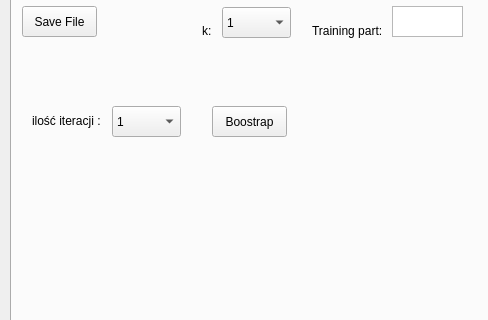
Old version of the form mainwindow.ui in the repository Flurrih/SMPDProj; both pictures show x 0 to 488 and y 97 to 417 of the 991 by 540 pixel window.
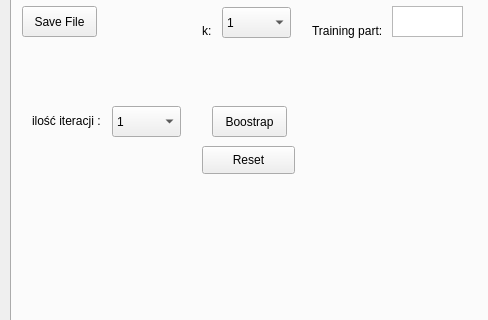
New version of the form. The open tabs and pages were chosen to show the change.

Diff of the .ui file:
```diff
--- a/mainwindow.ui
+++ b/mainwindow.ui
@@ -395,6 +395,19 @@
        <string>&lt;html&gt;&lt;head/&gt;&lt;body&gt;&lt;p&gt;&lt;span style=&quot; font-size:9pt;&quot;&gt;ilość iteracji :&lt;/span&gt;&lt;/p&gt;&lt;/body&gt;&lt;/html&gt;</string>
       </property>
      </widget>
+     <widget class="QPushButton" name="CpushButtonBoostrapR">
+      <property name="geometry">
+       <rect>
+        <x>190</x>
+        <y>200</y>
+        <width>93</width>
+        <height>28</height>
+       </rect>
+      </property>
+      <property name="text">
+       <string>Reset</string>
+      </property>
+     </widget>
     </widget>
    </widget>
   </widget>
```
Left out of the diff: 4 changed lines with no effect on the pictures.
